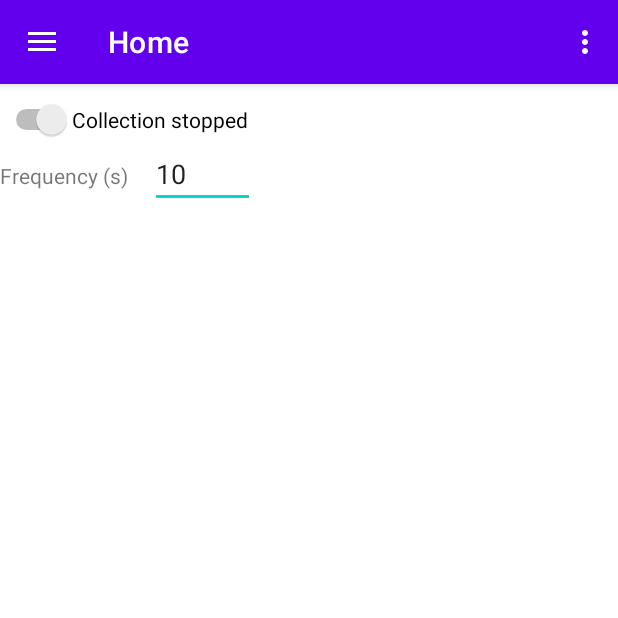
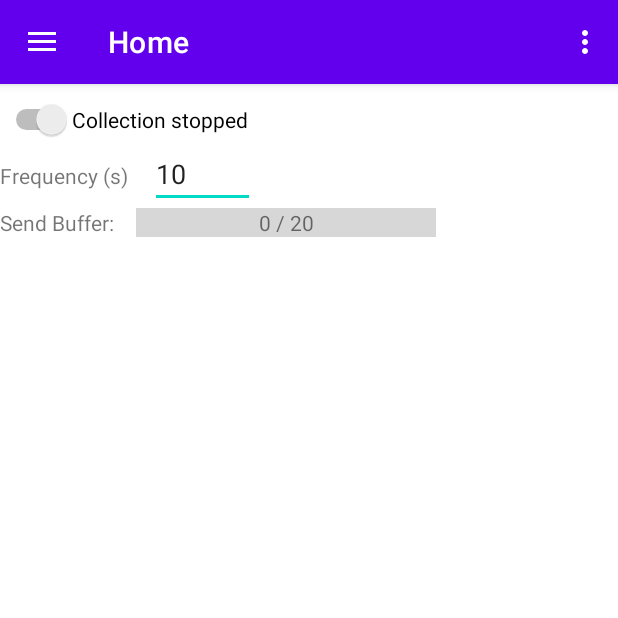
Before and after one commit to efibs/GeoApp, an Android app: the screen it shows after launch (MainActivity), on a phone screen of 412 x 824 dp, the top half of it. Run offline under Robolectric (Android 15) with nearby library versions, the phone set to English and light mode, and no system bars; our stand-ins replace data binding, navigation-ui.

Commit message:
Implement send buffer

```diff
--- a/GeoAppAndroid/app/src/main/java/de/fibs/geoappandroid/repo/DataRepository.kt
+++ b/GeoAppAndroid/app/src/main/java/de/fibs/geoappandroid/repo/DataRepository.kt
@@ -18,6 +18,14 @@ class DataRepository private constructor() {
         _frequency.postValue(freq)
     }
 
+    val bufferSize = 20//100000
+    private val _currentBufferSize = MutableLiveData(0)
+    val currentBufferSize: LiveData<Int> = _currentBufferSize
+
+    fun setCurrentBufferSize(s: Int) {
+        _currentBufferSize.postValue(s)
+    }
+
     companion object {
         @Volatile
         private var INSTANCE: DataRepository? = null
--- a/GeoAppAndroid/app/src/main/java/de/fibs/geoappandroid/ui/home/HomeViewModel.kt
+++ b/GeoAppAndroid/app/src/main/java/de/fibs/geoappandroid/ui/home/HomeViewModel.kt
@@ -37,4 +37,21 @@ class HomeViewModel : BaseObservable() {
             repo.setFrequency(value.toLong())
             notifyPropertyChanged(BR.frequency)
         }
+
+    @get:Bindable
+    val bufferCurrent = repo.currentBufferSize
+
+    @get:Bindable
+    val bufferMax = repo.bufferSize
+
+    @get:Bindable
+    val bufferText: String
+        get() = "${repo.currentBufferSize.value ?: 0} / ${repo.bufferSize}"
+
+    init {
+        repo.currentBufferSize.observeForever {
+            notifyPropertyChanged(BR.bufferCurrent)
+            notifyPropertyChanged(BR.bufferText)
+        }
+    }
 }
--- a/GeoAppAndroid/app/src/main/res/layout/fragment_home.xml
+++ b/GeoAppAndroid/app/src/main/res/layout/fragment_home.xml
@@ -58,6 +58,47 @@
 
 
             </LinearLayout>
+
+            <LinearLayout
+                android:layout_width="match_parent"
+                android:layout_height="wrap_content"
+                android:orientation="horizontal">
+                <TextView
+                    android:id="@+id/bufferText"
+                    android:layout_width="85dp"
+                    android:layout_height="wrap_content"
+                    android:ems="10"
+                    android:text="Send Buffer:"
+                    android:layout_marginEnd="5dp"
+                    app:layout_constraintBottom_toBottomOf="parent"
+                    app:layout_constraintStart_toStartOf="parent" />
+
+                <RelativeLayout
+                    android:layout_width="match_parent"
+                    android:layout_height="match_parent">
+
+                    <ProgressBar
+                        style="?android:attr/progressBarStyleHorizontal"
+                        android:layout_width="200dp"
+                        android:layout_height="wrap_content"
+                        android:scaleY="10"
+                        android:id="@+id/PROGRESS_BAR"
+                        android:progress="@{viewModel.bufferCurrent}"
+                        android:max="@{viewModel.bufferMax}"/>
+
+                    <!-- TextView with transparent background -->
+                    <TextView
+                        android:background="#00000000"
+                        android:layout_width="wrap_content"
+                        android:layout_height="wrap_content"
+                        android:layout_alignStart="@id/PROGRESS_BAR"
+                        android:layout_alignTop="@id/PROGRESS_BAR"
+                        android:layout_alignEnd="@id/PROGRESS_BAR"
+                        android:layout_alignBottom="@id/PROGRESS_BAR"
+                        android:gravity="center"
+                        android:text="@{viewModel.bufferText}"/>
+                </RelativeLayout>
+            </LinearLayout>
         </LinearLayout>
     </androidx.constraintlayout.widget.ConstraintLayout>
 </layout>
```
Also changed, not shown: GeoAppAndroid/app/src/main/java/de/fibs/geoappandroid/service/LocationStepService.kt (+60 -50 lines).
